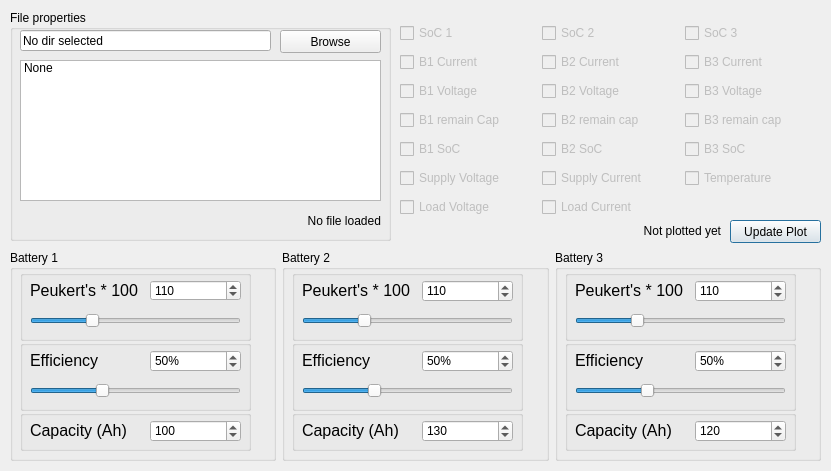
The window that mainwindow.ui (Flawededge/EzGraphData) describes before a commit, drawn with Qt 5.
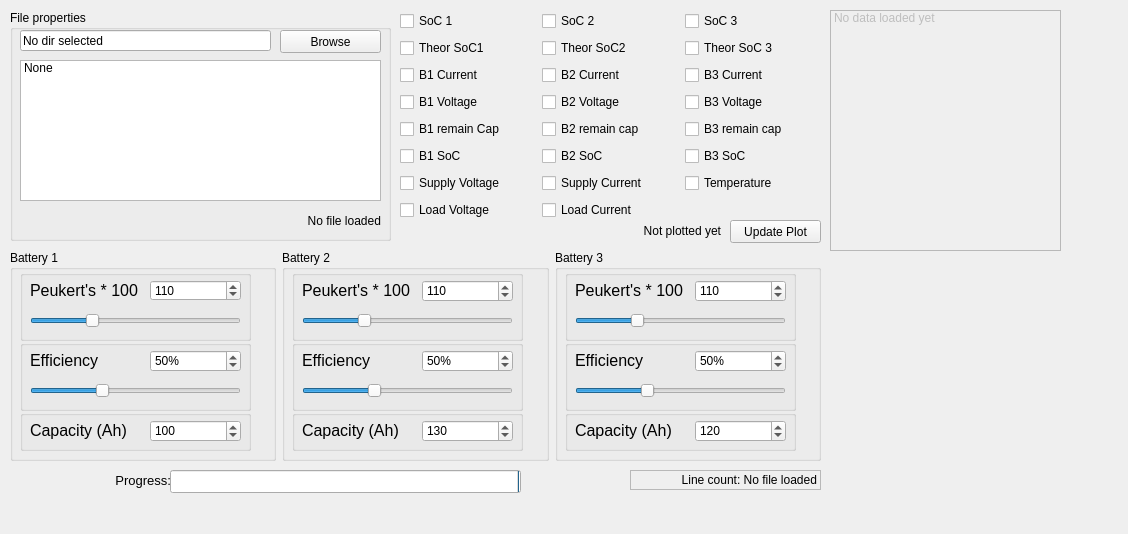
The same window after the commit.

Commit message: V 0.1.01 Made a heap of changes everywhere. Kinda lost track Main things: → Process is being done in external setup.py file. This is all the user will need to interact with → Having problems with running out of ram on one of my 150K line files, so have made a start at using a file to store large amounts of data → Rethinked how the plotting in the end is going to work. I have a dynamic list rather than a grid of check boxes → Added a progress bar. Really useful and I hope I've made it responsive enough on large files

```diff
--- a/mainwindow.ui
+++ b/mainwindow.ui
@@ -6,8 +6,8 @@
             <rect>
                 <x>0</x>
                 <y>0</y>
-                <width>831</width>
-                <height>471</height>
+    <width>1128</width>
+    <height>534</height>
             </rect>
         </property>
         <property name="sizePolicy">
@@ -785,217 +785,181 @@
             <property name="text">
                 <string>Update Plot</string>
             </property>
+   <property name="autoDefault">
+    <bool>false</bool>
+   </property>
         </widget>
         <widget class="QWidget" name="gridLayoutWidget">
             <property name="geometry">
                 <rect>
                     <x>400</x>
-                    <y>20</y>
+     <y>10</y>
                     <width>421</width>
-                    <height>201</height>
-                </rect>
-            </property>
-            <layout class="QGridLayout" name="gridLayout">
-                <item row="1" column="1">
+     <height>211</height>
+    </rect>
+   </property>
+   <layout class="QGridLayout" name="plotCheckboxes">
+    <item row="6" column="1">
+     <widget class="QCheckBox" name="supplyCurrent">
+      <property name="text">
+       <string>Supply Current</string>
+      </property>
+     </widget>
+    </item>
+    <item row="2" column="1">
                     <widget class="QCheckBox" name="b2Current">
-                        <property name="enabled">
-                            <bool>false</bool>
-                        </property>
                         <property name="text">
                             <string>B2 Current</string>
                         </property>
                     </widget>
                 </item>
+    <item row="2" column="0">
+     <widget class="QCheckBox" name="b1Current">
+      <property name="text">
+       <string>B1 Current</string>
+      </property>
+     </widget>
+    </item>
                 <item row="0" column="1">
                     <widget class="QCheckBox" name="SoC2">
-                        <property name="enabled">
-                            <bool>false</bool>
-                        </property>
                         <property name="text">
                             <string>SoC 2</string>
                         </property>
                     </widget>
                 </item>
-                <item row="1" column="0">
-                    <widget class="QCheckBox" name="b1Current">
-                        <property name="enabled">
-                            <bool>false</bool>
-                        </property>
-                        <property name="text">
-                            <string>B1 Current</string>
-                        </property>
-                    </widget>
-                </item>
-                <item row="5" column="1">
-                    <widget class="QCheckBox" name="supplyCurrent">
-                        <property name="enabled">
-                            <bool>false</bool>
-                        </property>
-                        <property name="text">
-                            <string>Supply Current</string>
-                        </property>
-                    </widget>
-                </item>
-                <item row="6" column="1">
-                    <widget class="QCheckBox" name="loadCurrent">
-                        <property name="enabled">
-                            <bool>false</bool>
-                        </property>
-                        <property name="text">
-                            <string>Load Current</string>
-                        </property>
-                    </widget>
-                </item>
-                <item row="3" column="1">
+    <item row="4" column="1">
                     <widget class="QCheckBox" name="b2Cap">
-                        <property name="enabled">
-                            <bool>false</bool>
-                        </property>
                         <property name="text">
                             <string>B2 remain cap</string>
                         </property>
                     </widget>
                 </item>
-                <item row="1" column="2">
-                    <widget class="QCheckBox" name="b3Current">
-                        <property name="enabled">
-                            <bool>false</bool>
-                        </property>
+    <item row="6" column="0">
+     <widget class="QCheckBox" name="supplyVoltage">
                         <property name="text">
-                            <string>B3 Current</string>
+       <string>Supply Voltage</string>
                         </property>
                     </widget>
                 </item>
                 <item row="0" column="2">
                     <widget class="QCheckBox" name="SoC3">
-                        <property name="enabled">
-                            <bool>false</bool>
-                        </property>
                         <property name="text">
                             <string>SoC 3</string>
                         </property>
                     </widget>
                 </item>
-                <item row="5" column="0">
-                    <widget class="QCheckBox" name="supplyVoltage">
-                        <property name="enabled">
-                            <bool>false</bool>
-                        </property>
+    <item row="2" column="2">
+     <widget class="QCheckBox" name="b3Current">
+      <property name="text">
+       <string>B3 Current</string>
+      </property>
+     </widget>
+    </item>
+    <item row="7" column="1">
+     <widget class="QCheckBox" name="loadCurrent">
                         <property name="text">
-                            <string>Supply Voltage</string>
+       <string>Load Current</string>
                         </property>
                     </widget>
                 </item>
-                <item row="4" column="1">
+    <item row="5" column="2">
+     <widget class="QCheckBox" name="b3soc">
+      <property name="text">
+       <string>B3 SoC</string>
+      </property>
+     </widget>
+    </item>
+    <item row="5" column="1">
                     <widget class="QCheckBox" name="b2Soc">
-                        <property name="enabled">
-                            <bool>false</bool>
-                        </property>
                         <property name="text">
                             <string>B2 SoC</string>
                         </property>
                     </widget>
                 </item>
                 <item row="4" column="2">
-                    <widget class="QCheckBox" name="b3soc">
-                        <property name="enabled">
-                            <bool>false</bool>
-                        </property>
-                        <property name="text">
-                            <string>B3 SoC</string>
-                        </property>
-                    </widget>
-                </item>
-                <item row="3" column="2">
                     <widget class="QCheckBox" name="b3Cap">
-                        <property name="enabled">
-                            <bool>false</bool>
-                        </property>
                         <property name="text">
                             <string>B3 remain cap</string>
                         </property>
                     </widget>
                 </item>
+    <item row="4" column="0">
+     <widget class="QCheckBox" name="b1Cap">
+      <property name="text">
+       <string>B1 remain Cap</string>
+      </property>
+     </widget>
+    </item>
                 <item row="0" column="0">
                     <widget class="QCheckBox" name="SoC1">
-                        <property name="enabled">
-                            <bool>false</bool>
-                        </property>
                         <property name="text">
                             <string>SoC 1</string>
                         </property>
                     </widget>
                 </item>
-                <item row="3" column="0">
-                    <widget class="QCheckBox" name="b1Cap">
-                        <property name="enabled">
-                            <bool>false</bool>
-                        </property>
-                        <property name="text">
-                            <string>B1 remain Cap</string>
-                        </property>
-                    </widget>
-                </item>
-                <item row="6" column="0">
-                    <widget class="QCheckBox" name="loadVoltage">
-                        <property name="enabled">
-                            <bool>false</bool>
-                        </property>
-                        <property name="text">
-                            <string>Load Voltage</string>
-                        </property>
-                    </widget>
-                </item>
-                <item row="4" column="0">
-                    <widget class="QCheckBox" name="b1soc">
-                        <property name="enabled">
-                            <bool>false</bool>
-                        </property>
-                        <property name="text">
-                            <string>B1 SoC</string>
-                        </property>
-                    </widget>
-                </item>
-                <item row="2" column="0">
-                    <widget class="QCheckBox" name="b1Voltage">
-                        <property name="enabled">
-                            <bool>false</bool>
-                        </property>
-                        <property name="text">
-                            <string>B1 Voltage</string>
-                        </property>
-                    </widget>
-                </item>
-                <item row="2" column="1">
+    <item row="3" column="1">
                     <widget class="QCheckBox" name="b2Voltage">
-                        <property name="enabled">
-                            <bool>false</bool>
-                        </property>
                         <property name="text">
                             <string>B2 Voltage</string>
                         </property>
                     </widget>
                 </item>
-                <item row="2" column="2">
+    <item row="5" column="0">
+     <widget class="QCheckBox" name="b1soc">
+      <property name="text">
+       <string>B1 SoC</string>
+      </property>
+     </widget>
+    </item>
+    <item row="3" column="2">
                     <widget class="QCheckBox" name="b3Voltage">
-                        <property name="enabled">
-                            <bool>false</bool>
-                        </property>
                         <property name="text">
                             <string>B3 Voltage</string>
                         </property>
                     </widget>
                 </item>
-                <item row="5" column="2">
+    <item row="6" column="2">
                     <widget class="QCheckBox" name="temp">
-                        <property name="enabled">
-                            <bool>false</bool>
-                        </property>
                         <property name="text">
                             <string>Temperature</string>
                         </property>
                     </widget>
                 </item>
+    <item row="7" column="0">
+     <widget class="QCheckBox" name="loadVoltage">
+      <property name="text">
+       <string>Load Voltage</string>
+      </property>
+     </widget>
+    </item>
+    <item row="3" column="0">
+     <widget class="QCheckBox" name="b1Voltage">
+      <property name="text">
+       <string>B1 Voltage</string>
+      </property>
+     </widget>
+    </item>
+    <item row="1" column="1">
+     <widget class="QCheckBox" name="b2TSoc">
+      <property name="text">
+       <string>Theor SoC2</string>
+      </property>
+     </widget>
+    </item>
+    <item row="1" column="0">
+     <widget class="QCheckBox" name="b1TSoc">
+      <property name="text">
+       <string>Theor SoC1</string>
+      </property>
+     </widget>
+    </item>
+    <item row="1" column="2">
+     <widget class="QCheckBox" name="b3TSoc">
+      <property name="text">
+       <string>Theor SoC 3</string>
+      </property>
+     </widget>
+    </item>
             </layout>
         </widget>
         <widget class="QLabel" name="plotStatus">
@@ -1017,6 +981,104 @@
                 <cstring>plotButton</cstring>
             </property>
         </widget>
+  <widget class="QLabel" name="lineOut">
+   <property name="geometry">
+    <rect>
+     <x>630</x>
+     <y>470</y>
+     <width>191</width>
+     <height>20</height>
+    </rect>
+   </property>
+   <property name="frameShape">
+    <enum>QFrame::StyledPanel</enum>
+   </property>
+   <property name="frameShadow">
+    <enum>QFrame::Sunken</enum>
+   </property>
+   <property name="text">
+    <string>Line count: No file loaded</string>
+   </property>
+   <property name="alignment">
+    <set>Qt::AlignRight|Qt::AlignTrailing|Qt::AlignVCenter</set>
+   </property>
+  </widget>
+  <widget class="QListWidget" name="plotList">
+   <property name="enabled">
+    <bool>false</bool>
+   </property>
+   <property name="geometry">
+    <rect>
+     <x>830</x>
+     <y>10</y>
+     <width>231</width>
+     <height>241</height>
+    </rect>
+   </property>
+   <property name="frameShape">
+    <enum>QFrame::StyledPanel</enum>
+   </property>
+   <property name="frameShadow">
+    <enum>QFrame::Sunken</enum>
+   </property>
+   <property name="midLineWidth">
+    <number>0</number>
+   </property>
+   <property name="horizontalScrollBarPolicy">
+    <enum>Qt::ScrollBarAlwaysOff</enum>
+   </property>
+   <property name="selectionMode">
+    <enum>QAbstractItemView::MultiSelection</enum>
+   </property>
+   <property name="currentRow">
+    <number>-1</number>
+   </property>
+   <item>
+    <property name="text">
+     <string>No data loaded yet</string>
+    </property>
+   </item>
+  </widget>
+  <widget class="QProgressBar" name="progressBar">
+   <property name="geometry">
+    <rect>
+     <x>170</x>
+     <y>470</y>
+     <width>351</width>
+     <height>23</height>
+    </rect>
+   </property>
+   <property name="layoutDirection">
+    <enum>Qt::RightToLeft</enum>
+   </property>
+   <property name="value">
+    <number>0</number>
+   </property>
+  </widget>
+  <widget class="QLabel" name="progressLabel">
+   <property name="geometry">
+    <rect>
+     <x>10</x>
+     <y>470</y>
+     <width>161</width>
+     <height>21</height>
+    </rect>
+   </property>
+   <property name="font">
+    <font>
+     <pointsize>10</pointsize>
+    </font>
+   </property>
+   <property name="layoutDirection">
+    <enum>Qt::LeftToRight</enum>
+   </property>
+   <property name="text">
+    <string>Progress:</string>
+   </property>
+   <property name="alignment">
+    <set>Qt::AlignRight|Qt::AlignTrailing|Qt::AlignVCenter</set>
+   </property>
+  </widget>
     </widget>
     <tabstops>
         <tabstop>currentDir</tabstop>
```
Left out of the diff: 2 changed lines with no effect on the pictures. Lines whose indentation alone changed are shown as unchanged. The commit also changes 5 other files.
